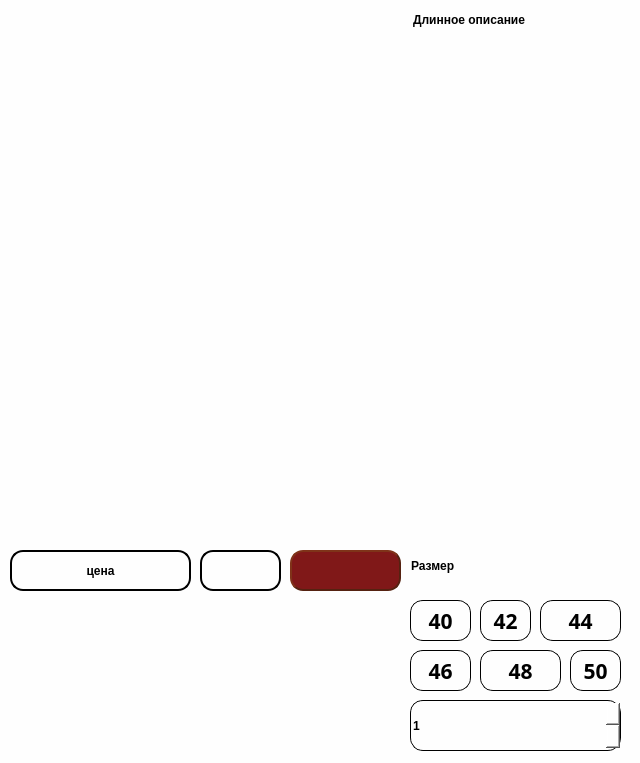
Qt form description.ui (yobysheva/pyQT_DressesStore) before a commit.
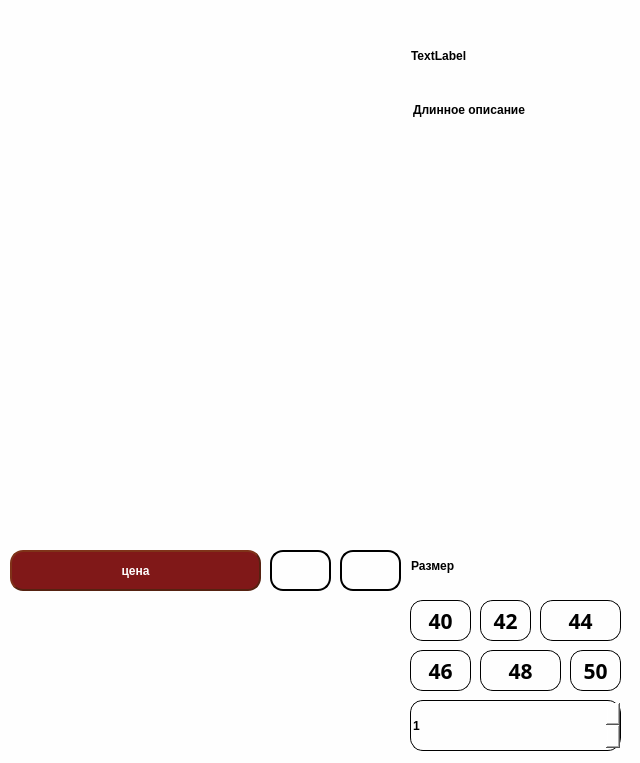
The same form after that commit.

Commit message: commit "открывается description"

What changed in the file:
```diff
--- a/description.ui
+++ b/description.ui
@@ -31,9 +31,9 @@
    <property name="geometry">
     <rect>
      <x>410</x>
-     <y>10</y>
+     <y>100</y>
      <width>211</width>
-     <height>531</height>
+     <height>441</height>
     </rect>
    </property>
    <property name="styleSheet">
@@ -57,9 +57,9 @@
   <widget class="QPushButton" name="buy">
    <property name="geometry">
     <rect>
-     <x>200</x>
+     <x>270</x>
      <y>550</y>
-     <width>81</width>
+     <width>61</width>
      <height>41</height>
     </rect>
    </property>
@@ -89,9 +89,9 @@
   <widget class="QPushButton" name="like">
    <property name="geometry">
     <rect>
-     <x>290</x>
+     <x>340</x>
      <y>550</y>
-     <width>111</width>
+     <width>61</width>
      <height>41</height>
     </rect>
    </property>
@@ -100,11 +100,10 @@
     background-color: rgb(108,8,8);
 }
 QPushButton {
-border: 2px solid #521;
+border: 2px solid #000;
 border-radius: 13px;
 border-style: outset;
-background: rgb(128,24,24);
-color:rgb(254,254,254);
+color: black;
 font-weight: bold;
 font: 20pt &quot;Futurespore Cyrillic&quot;;
 }</string>
@@ -399,7 +398,7 @@
     <rect>
      <x>10</x>
      <y>550</y>
-     <width>181</width>
+     <width>251</width>
      <height>41</height>
     </rect>
    </property>
@@ -414,10 +413,11 @@
 font: 20pt &quot;Futurespore Cyrillic&quot;;
 }
 QPushButton {
-border: 2px solid #000;
+border: 2px solid #521;
 border-radius: 13px;
 border-style: outset;
-color: black;
+background: rgb(128,24,24);
+color:rgb(254,254,254);
 font-weight: bold;
 font: 20pt &quot;Futurespore Cyrillic&quot;;
 }</string>
@@ -452,6 +452,30 @@
     <number>1</number>
    </property>
   </widget>
+  <widget class="QLabel" name="name">
+   <property name="geometry">
+    <rect>
+     <x>410</x>
+     <y>10</y>
+     <width>211</width>
+     <height>91</height>
+    </rect>
+   </property>
+   <property name="styleSheet">
+    <string notr="true">font-weight: bold;
+color: black;
+font: 26pt &quot;Futurespore Cyrillic&quot;;</string>
+   </property>
+   <property name="text">
+    <string>TextLabel</string>
+   </property>
+   <property name="margin">
+    <number>3</number>
+   </property>
+   <property name="indent">
+    <number>1</number>
+   </property>
+  </widget>
  </widget>
  <resources/>
  <connections/>
```
Left out of the diff: 18 changed lines with no effect on the pictures. The commit also changes 1 other file.
